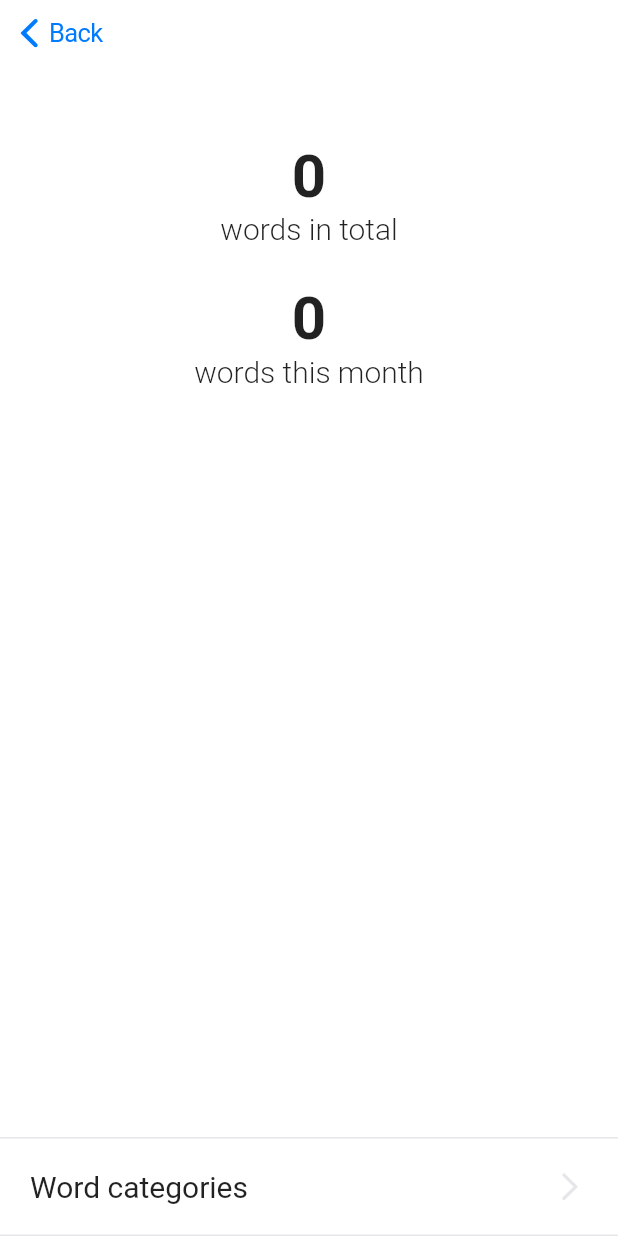
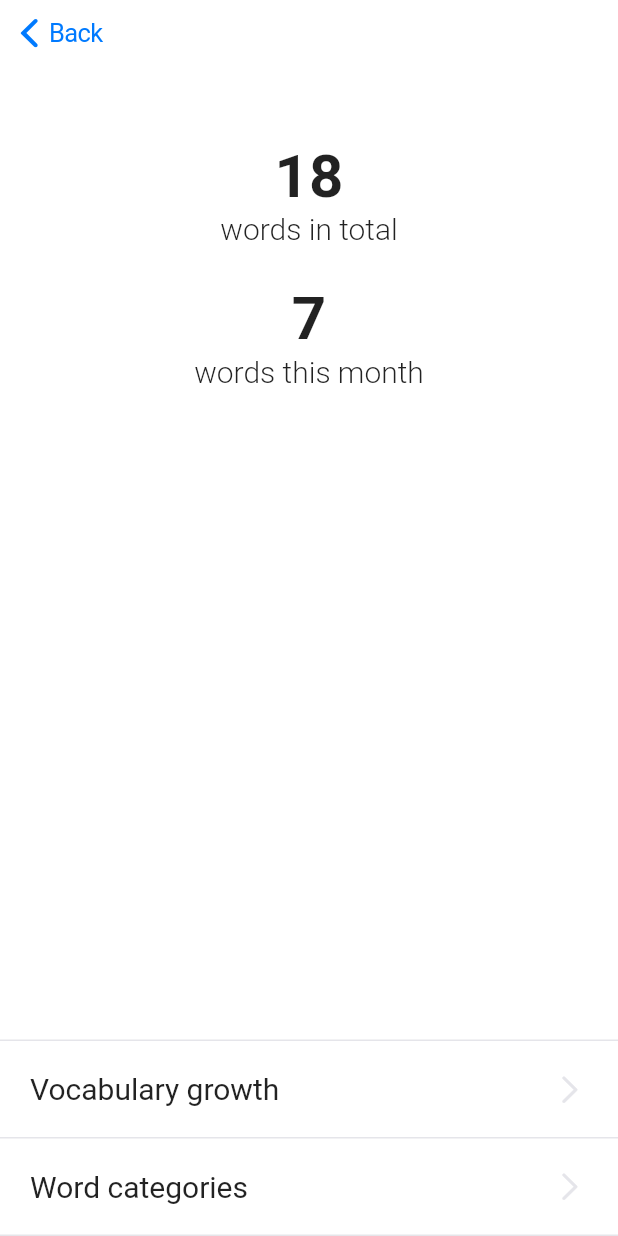
Before and after one commit to ernesto-elsaesser/translater, a Flutter app: the MetricsTab widget shown alone on an empty page, opened directly, on a phone screen of 412 x 824 dp. Run offline on Flutter 3.47's test engine with Material 2 defaults, Android fonts, the phone set to English and light mode, and no system bars; our stand-ins replace charts_flutter.

Commit message:
implement growth metric, add sample data

```diff
--- a/lib/services/VocabularyService.dart
+++ b/lib/services/VocabularyService.dart
@@ -3,15 +3,19 @@ import 'dart:async';
 import 'dart:io';
 
 import 'package:flutter/widgets.dart';
+import 'package:flutter/services.dart' show rootBundle;
 import 'package:path_provider/path_provider.dart';
 
 import '../model/VocabularyModel.dart';
 export '../model/VocabularyModel.dart';
 
 class VocabularyService with WidgetsBindingObserver {
+
   // Singleton
   static final VocabularyService instance = VocabularyService._private();
   VocabularyService._private();
+
+  static final bool _useSampleData = true; // use only for testing
 
   Set<WordRelation> _relations = Set();
   Map<Language, Map<String, TranslatedWord>> _lookupIndex = {};
@@ -37,8 +41,13 @@ class VocabularyService with WidgetsBindingObserver {
 
   void _loadFromDisk() async {
     try {
-      final file = await _vocabularyFile();
-      final json = await file.readAsString();
+      String json;
+      if (_useSampleData) {
+        json = await rootBundle.loadString('assets/sampledata.json');
+      } else {
+        final file = await _vocabularyFile();
+        json = await file.readAsString();
+      }
       List<dynamic> data = jsonDecode(json);
       _relations = data.map((list) => WordRelation.fromJson(list)).toSet();
       _rebuildIndex();
@@ -92,11 +101,11 @@ class VocabularyService with WidgetsBindingObserver {
     return words;
   }
 
-  int translationCount({DateTime month}) {
-    if (month == null) {
+  int translationCount({DateTime before}) {
+    if (before == null) {
       return _relations.length;
     }
-    return _relations.where((r) => r.creationDate.month == month.month).length;
+    return _relations.where((r) => r.creationDate.isBefore(before)).length;
   }
 
   void _rebuildIndex() {
--- a/lib/widgets/MetricsTab.dart
+++ b/lib/widgets/MetricsTab.dart
@@ -1,8 +1,9 @@
 import 'package:flutter/cupertino.dart';
 
 import '../services/VocabularyService.dart';
+import 'CategoryMetric.dart';
+import 'GrowthMetric.dart';
 import 'SectionedTab.dart';
-import 'CategoryMetric.dart';
 import 'ListItem.dart';
 import 'ListSeparator.dart';
 
@@ -19,6 +20,7 @@ class MetricsTab extends StatelessWidget {
   Widget build(BuildContext context) {
     List<Widget> sections = [_buildKeyIndicatorBox()];
     List<Metric> metrics = [
+      Metric("Vocabulary growth", (_) => GrowthMetric()),
       Metric("Word categories", (_) => CategoryMetric())
     ];
     for (final m in metrics) {
@@ -31,17 +33,22 @@ class MetricsTab extends StatelessWidget {
   }
 
   Widget _buildKeyIndicatorBox() {
+    final totalCount = VocabularyService.instance.translationCount();
+    final today = DateTime.now();
+    final monthStart = DateTime(today.year, today.month);
+    final countUntilLastMonth = VocabularyService.instance.translationCount(before: monthStart);
+
+    final totalString = totalCount.toString();
+    final monthString = (totalCount - countUntilLastMonth).toString();
     final numberStyle = TextStyle(fontSize: 40.0, fontWeight: FontWeight.w600);
     final subtitleStyle = TextStyle(fontSize: 20.0, fontWeight: FontWeight.w300);
-    final totalCount = VocabularyService.instance.translationCount().toString();
-    final now = DateTime.now();
-    final monthCount = VocabularyService.instance.translationCount(month: now).toString();
+
     List<Widget> lines =[
       SizedBox(height: 50),
-      Text(totalCount, style: numberStyle),
+      Text(totalString, style: numberStyle),
       Text("words in total", style: subtitleStyle),
       SizedBox(height: 25),
-      Text(monthCount, style: numberStyle),
+      Text(monthString, style: numberStyle),
       Text("words this month", style: subtitleStyle),
     ];
     return Expanded(child:
--- a/lib/widgets/TranslaterApp.dart
+++ b/lib/widgets/TranslaterApp.dart
@@ -38,6 +38,7 @@ class TranslaterAppState extends State<TranslaterApp> {
   Widget build(BuildContext context) {
     return CupertinoApp(
         title: 'Translater',
+        debugShowCheckedModeBanner: false,
         home: _normalizedText(CupertinoTabScaffold(
             tabBar: CupertinoTabBar(
               items: <BottomNavigationBarItem>[
--- a/pubspec.yaml
+++ b/pubspec.yaml
@@ -21,3 +21,5 @@ dev_dependencies:
     sdk: flutter
 
 flutter:
+  assets:
+    - assets/sampledata.json
```
Also changed, not shown: assets/sampledata.json (added, +20 -0 lines), lib/widgets/GrowthMetric.dart (added, +35 -0 lines).
